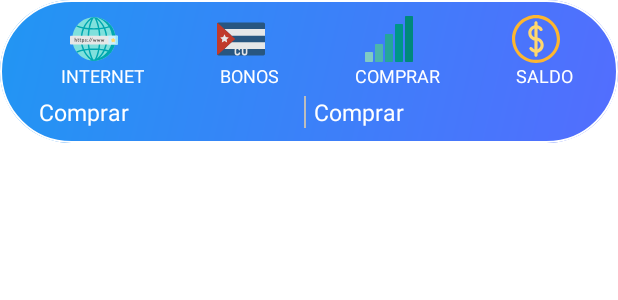
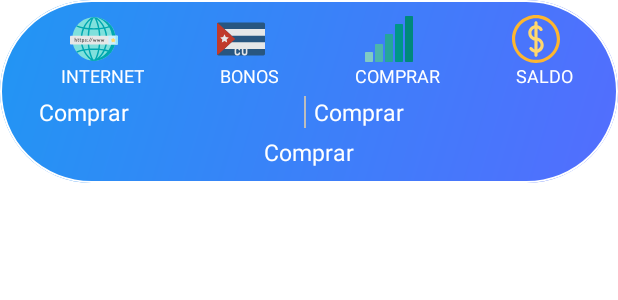
Before and after one commit to Kronos1993/NetData, an Android app: the layout widget_layout.xml on its own in the app's theme, with its tools: preview values and no code run, on a phone screen of 412 x 824 dp. Shown: the top 300 px of the screen. Run offline under Robolectric (Android 15) with nearby library versions, the phone set to English and light mode, and no system bars.

Commit message:
Se añade un nuevo campo en e widget

```diff
--- a/app/src/main/res/layout/widget_layout.xml
+++ b/app/src/main/res/layout/widget_layout.xml
@@ -1,6 +1,7 @@
 <?xml version="1.0" encoding="utf-8"?>
 <LinearLayout xmlns:android="http://schemas.android.com/apk/res/android"
     xmlns:app="http://schemas.android.com/apk/res-auto"
+    xmlns:tools="http://schemas.android.com/tools"
     android:layout_width="match_parent"
     android:layout_height="wrap_content"
     android:orientation="vertical"
@@ -11,7 +12,9 @@
         android:layout_width="match_parent"
         android:layout_height="wrap_content"
         android:weightSum="4"
+        android:gravity="center_vertical"
         android:orientation="horizontal">
+
         <LinearLayout
             android:id="@+id/widget_check_internet"
             android:layout_width="wrap_content"
@@ -128,6 +131,12 @@
     </LinearLayout>
 
     <LinearLayout
+        android:id="@+id/layout_hide"
+        android:layout_width="match_parent"
+        android:layout_height="wrap_content"
+        android:orientation="vertical">
+
+        <LinearLayout
             android:layout_width="match_parent"
             android:layout_height="wrap_content"
             android:layout_marginTop="@dimen/dimens_5"
@@ -157,4 +166,25 @@
 
         </LinearLayout>
 
+        <RelativeLayout
+            android:layout_width="match_parent"
+            android:layout_height="wrap_content"
+            android:layout_marginTop="@dimen/dimens_5"
+            android:layout_marginRight="@dimen/padding_16"
+            android:layout_marginLeft="@dimen/padding_16">
+
+            <TextView
+                android:id="@+id/text_view_days_left_widget"
+                android:layout_width="wrap_content"
+                android:layout_height="wrap_content"
+                android:text="@string/action_paquete"
+                android:textColor="@color/widget_text_color"
+                android:layout_centerHorizontal="true"/>
+
+
+        </RelativeLayout>
+
     </LinearLayout>
+
+
+</LinearLayout>
```
Lines whose indentation alone changed are shown as unchanged.
